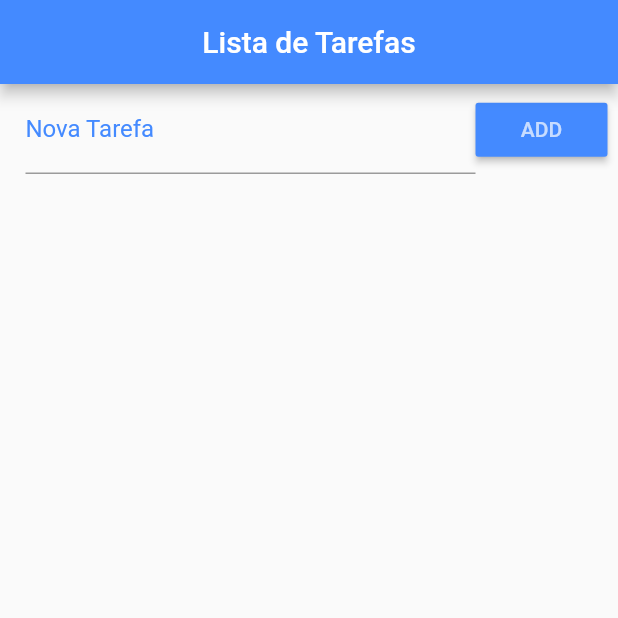
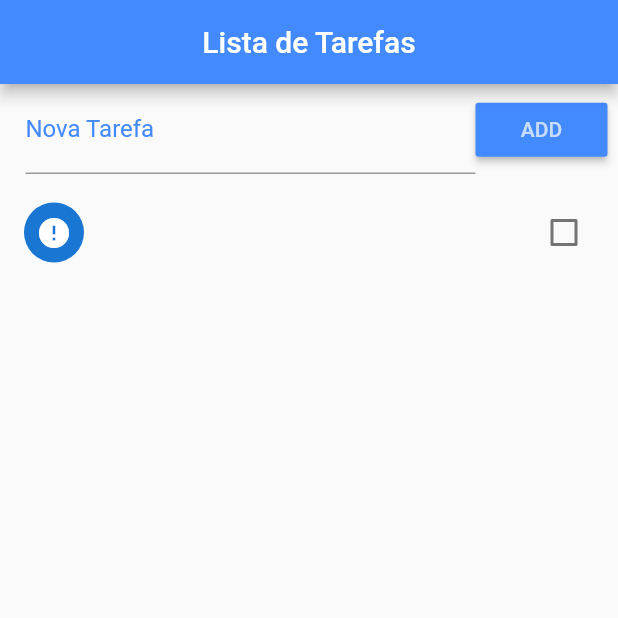
Before and after one commit to MatthausZillig/flutterTodoList, a Flutter app: the screen it shows after launch, after a tap on "ADD", on a phone screen of 412 x 824 dp, the top half of it. Run offline on Flutter 3.47's test engine with Material 2 defaults, Android fonts, the phone set to English and light mode, and no system bars.

Commit message:
add items to list / save the tasks / delete items / snackBar and action / order items

```diff
--- a/lib/main.dart
+++ b/lib/main.dart
@@ -16,7 +16,48 @@ class Home extends StatefulWidget {
 }
 
 class _HomeState extends State<Home> {
+  final _toDoController = TextEditingController();
   List _toDoList = [];
+  Map<String, dynamic> _lastRemoved;
+  int _lastRemovedPos;
+
+  @override
+  void initState() {
+    super.initState();
+    _readData().then((data) {
+      setState(() {
+        _toDoList = json.decode(data);
+      });
+    });
+  }
+
+  void _addToList() {
+    setState(() {
+      Map<String, dynamic> newToDo = Map();
+      newToDo["title"] = _toDoController.text;
+      _toDoController.text = "";
+      newToDo["ok"] = false;
+      _toDoList.add(newToDo);
+      _saveData();
+    });
+  }
+
+  Future<Null> _refresh() async {
+    await Future.delayed(Duration(seconds: 1));
+    setState(() {
+      _toDoList.sort((a, b) {
+        if (a["ok"] && !b["ok"]) {
+          return 1;
+        } else if (!a["ok"] && b["ok"]) {
+          return -1;
+        } else {
+          return 0;
+        }
+        _saveData();
+      });
+    });
+    return null;
+  }
 
   @override
   Widget build(BuildContext context) {
@@ -34,6 +75,7 @@ class _HomeState extends State<Home> {
               children: <Widget>[
                 Expanded(
                     child: TextField(
+                  controller: _toDoController,
                   decoration: InputDecoration(
                       labelText: "Nova Tarefa",
                       labelStyle: TextStyle(color: Colors.blueAccent)),
@@ -42,13 +84,73 @@ class _HomeState extends State<Home> {
                   color: Colors.blueAccent,
                   child: Text("ADD"),
                   textColor: Colors.white70,
-                  onPressed: () {},
+                  onPressed: _addToList,
                 )
               ],
             ),
-          )
+          ),
+          Expanded(
+              child: RefreshIndicator(
+                  child: ListView.builder(
+                      padding: EdgeInsets.only(top: 10.0),
+                      itemCount: _toDoList.length,
+                      itemBuilder: builtItem),
+                  onRefresh: _refresh))
         ],
       ),
+    );
+  }
+
+  // BuiltItem
+  Widget builtItem(context, index) {
+    return Dismissible(
+      key: Key(DateTime.now().millisecondsSinceEpoch.toString()),
+      background: Container(
+          color: Colors.red,
+          child: Align(
+            alignment: Alignment(-0.9, 0.0),
+            child: Icon(
+              Icons.delete,
+              color: Colors.white,
+              size: 28.0,
+            ),
+          )),
+      direction: DismissDirection.startToEnd,
+      child: CheckboxListTile(
+        title: Text(_toDoList[index]["title"]),
+        value: _toDoList[index]["ok"],
+        secondary: CircleAvatar(
+          child: Icon(_toDoList[index]["ok"] ? Icons.check : Icons.error),
+        ),
+        onChanged: (c) {
+          setState(() {
+            _toDoList[index]["ok"] = c;
+            _saveData();
+          });
+        },
+      ),
+      onDismissed: (direction) {
+        setState(() {
+          _lastRemoved = Map.from(_toDoList[index]);
+          _lastRemovedPos = index;
+          _toDoList.removeAt(index);
+          _saveData();
+
+          final snack = SnackBar(
+            content: Text("Tarefa \"${_lastRemoved["title"]}\" removida"),
+            action: SnackBarAction(
+                label: "Desfazer",
+                onPressed: () {
+                  setState(() {
+                    _toDoList.insert(_lastRemovedPos, _lastRemoved);
+                    _saveData();
+                  });
+                }),
+            duration: Duration(seconds: 2),
+          );
+          Scaffold.of(context).showSnackBar(snack);
+        });
+      },
     );
   }
 
```
